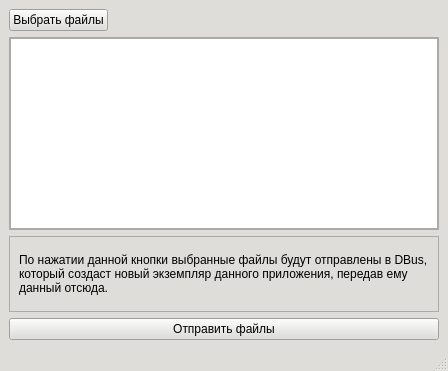
The window that mainwindow.ui (synalice/synfilesharingDemo) describes before a commit, drawn with Qt 5.
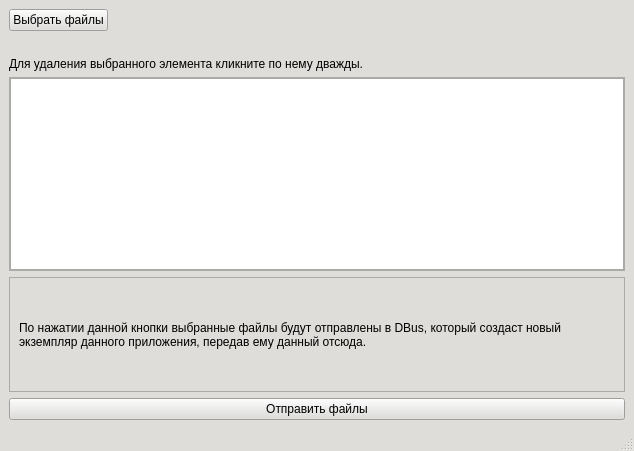
The same window after the commit.

Commit message: medium: add file selection from system file explorer

Diff of the .ui file:
```diff
--- a/mainwindow.ui
+++ b/mainwindow.ui
@@ -6,8 +6,8 @@
    <rect>
     <x>0</x>
     <y>0</y>
-    <width>448</width>
-    <height>371</height>
+    <width>634</width>
+    <height>451</height>
    </rect>
   </property>
   <property name="palette">
@@ -508,6 +508,29 @@
       </item>
      </layout>
     </item>
+    <item>
+     <spacer name="verticalSpacer">
+      <property name="orientation">
+       <enum>Qt::Vertical</enum>
+      </property>
+      <property name="sizeType">
+       <enum>QSizePolicy::Fixed</enum>
+      </property>
+      <property name="sizeHint" stdset="0">
+       <size>
+        <width>0</width>
+        <height>20</height>
+       </size>
+      </property>
+     </spacer>
+    </item>
+    <item>
+     <widget class="QLabel" name="label_2">
+      <property name="text">
+       <string>Для удаления выбранного элемента кликните по нему дважды.</string>
+      </property>
+     </widget>
+    </item>
     <item>
      <widget class="QScrollArea" name="scrollArea_2">
       <property name="widgetResizable">
@@ -518,8 +541,8 @@
         <rect>
          <x>0</x>
          <y>0</y>
-         <width>428</width>
-         <height>133</height>
+         <width>614</width>
+         <height>184</height>
         </rect>
        </property>
        <layout class="QVBoxLayout" name="verticalLayout_4">
@@ -536,7 +559,7 @@
          <number>0</number>
         </property>
         <item>
-         <widget class="QListView" name="selectedFiles"/>
+         <widget class="QListWidget" name="selectedFiles"/>
         </item>
        </layout>
       </widget>
@@ -556,8 +579,8 @@
             <rect>
              <x>0</x>
              <y>0</y>
-             <width>424</width>
-             <height>98</height>
+             <width>610</width>
+             <height>78</height>
             </rect>
            </property>
            <layout class="QVBoxLayout" name="verticalLayout_3">
```
Left out of the diff: 2 changed lines with no effect on the pictures. The commit also changes 2 other files.
